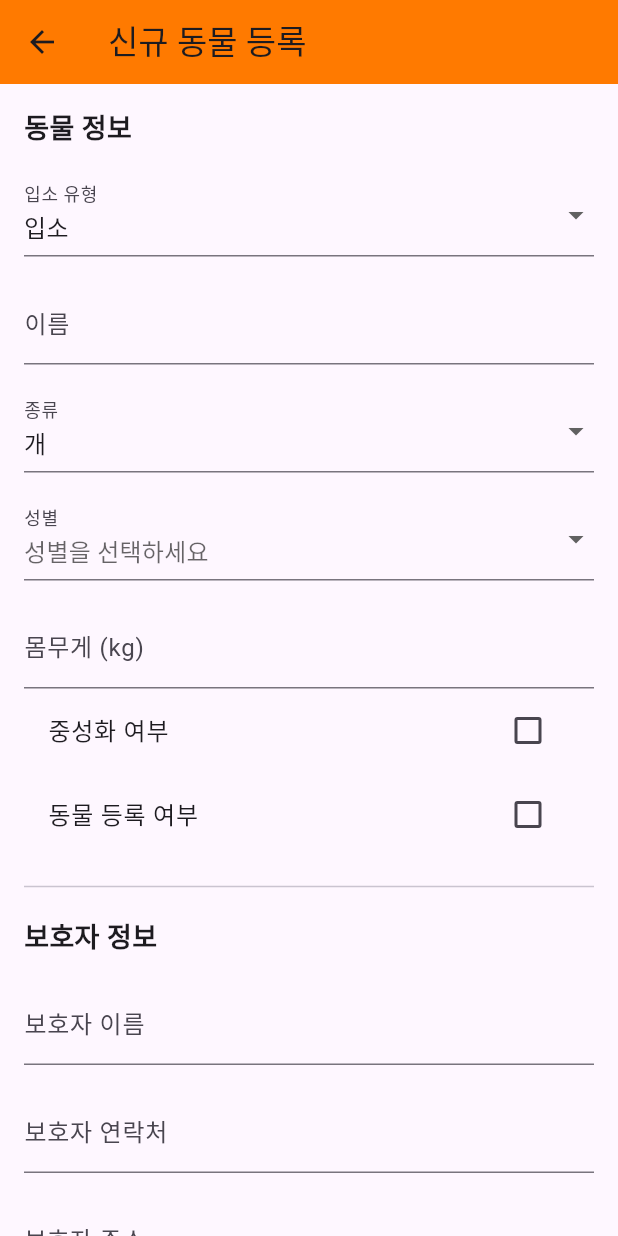
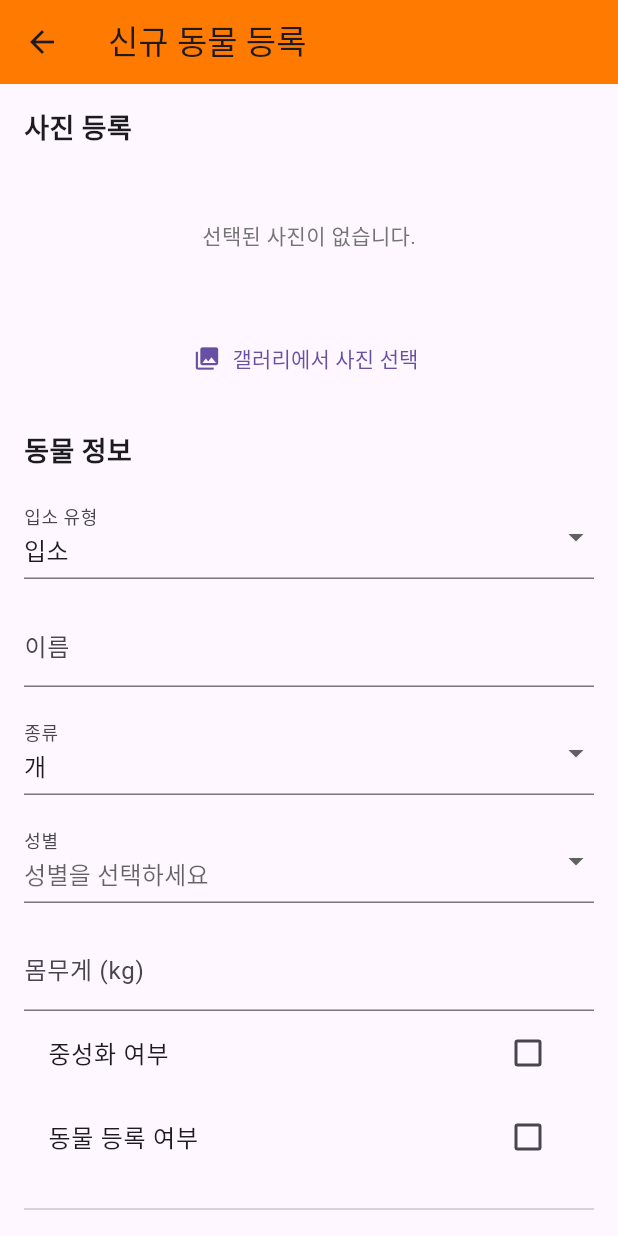
Before and after one commit to jechang-yeon/carelink_app, a Flutter app: the AddAnimalScreen screen opened directly with empty values, on a phone screen of 412 x 824 dp. Run offline on Flutter 3.47's test engine with Material 3 defaults, Android fonts, the light colour scheme and no system bars; our stand-ins replace cloud_firestore, firebase_auth, firebase_core, firebase_storage, image_picker; accounts and stored records are empty.

Commit message:
20251014_03_수정

```diff
--- a/lib/screens/add_animal_screen.dart
+++ b/lib/screens/add_animal_screen.dart
@@ -1,5 +1,8 @@
+import 'dart:io';
+import 'package:carelink_app/services/image_picker_service.dart';
 import 'package:flutter/material.dart';
 import 'package:cloud_firestore/cloud_firestore.dart';
+import 'package:image_picker/image_picker.dart';
 
 class AddAnimalScreen extends StatefulWidget {
   final String shelterId;
@@ -13,11 +16,14 @@ class _AddAnimalScreenState extends State<AddAnimalScreen> {
   final _formKey = GlobalKey<FormState>();
   bool _isLoading = false;
 
+  final _imagePickerService = ImagePickerService();
+  List<XFile> _selectedImages = [];
+
   // Form Field 값을 저장하기 위한 컨트롤러 및 변수들
   final _nameController = TextEditingController();
-  String? _intakeType = '입소'; // '입소', '구조'
-  String? _species = '개'; // '개', '고양이', '기타'
-  String? _gender; // '수컷', '암컷'
+  String? _intakeType = '입소';
+  String? _species = '개';
+  String? _gender;
   final _weightController = TextEditingController();
   bool _isNeutered = false;
   bool _isRegistered = false;
@@ -40,6 +46,16 @@ class _AddAnimalScreenState extends State<AddAnimalScreen> {
     super.dispose();
   }
 
+  Future<void> _pickImages() async {
+    final List<XFile> images =
+    await _imagePickerService.pickImagesFromGallery();
+    if (images.isNotEmpty) {
+      setState(() {
+        _selectedImages = images;
+      });
+    }
+  }
+
   Future<void> _saveAnimal() async {
     if (_formKey.currentState!.validate()) {
       setState(() {
@@ -47,6 +63,13 @@ class _AddAnimalScreenState extends State<AddAnimalScreen> {
       });
 
       try {
+        // 1. 이미지 업로드
+        List<String> imageUrls = await _imagePickerService.uploadImages(
+          images: _selectedImages,
+          shelterId: widget.shelterId,
+        );
+
+        // 2. Firestore에 데이터 저장
         await FirebaseFirestore.instance
             .collection('shelters')
             .doc(widget.shelterId)
@@ -59,7 +82,7 @@ class _AddAnimalScreenState extends State<AddAnimalScreen> {
           'weight': double.tryParse(_weightController.text) ?? 0.0,
           'isNeutered': _isNeutered,
           'isRegistered': _isRegistered,
-          'photoUrls': [],
+          'photoUrls': imageUrls, // 업로드된 이미지 URL 저장
           'ownerName': _ownerNameController.text,
           'ownerContact': _ownerContactController.text,
           'ownerAddress': _ownerAddressController.text,
@@ -68,6 +91,7 @@ class _AddAnimalScreenState extends State<AddAnimalScreen> {
             'shelterUse': _shelterUseConsent,
             'foster': _fosterConsent,
           },
+          'status': '보호중',
           'createdAt': Timestamp.now(),
         });
 
@@ -103,6 +127,12 @@ class _AddAnimalScreenState extends State<AddAnimalScreen> {
           child: Column(
             crossAxisAlignment: CrossAxisAlignment.stretch,
             children: [
+              const Text('사진 등록',
+                  style: TextStyle(fontSize: 18, fontWeight: FontWeight.bold)),
+              const SizedBox(height: 8),
+              _buildPhotoPicker(),
+              const SizedBox(height: 24),
+
               const Text('동물 정보',
                   style: TextStyle(fontSize: 18, fontWeight: FontWeight.bold)),
               const SizedBox(height: 16),
@@ -254,4 +284,42 @@ class _AddAnimalScreenState extends State<AddAnimalScreen> {
       ),
     );
   }
+
+  Widget _buildPhotoPicker() {
+    return Column(
+      children: [
+        SizedBox(
+          height: 100,
+          child: _selectedImages.isEmpty
+              ? Center(
+              child: Text('선택된 사진이 없습니다.',
+                  style: TextStyle(color: Colors.grey[600])))
+              : ListView.builder(
+            scrollDirection: Axis.horizontal,
+            itemCount: _selectedImages.length,
+            itemBuilder: (context, index) {
+              return Padding(
+                padding: const EdgeInsets.only(right: 8.0),
+                child: ClipRRect(
+                  borderRadius: BorderRadius.circular(8),
+                  child: Image.file(
+                    File(_selectedImages[index].path),
+                    width: 100,
+                    height: 100,
+                    fit: BoxFit.cover,
+                  ),
+                ),
+              );
+            },
+          ),
+        ),
+        const SizedBox(height: 8),
+        TextButton.icon(
+          onPressed: _pickImages,
+          icon: const Icon(Icons.photo_library),
+          label: const Text('갤러리에서 사진 선택'),
+        ),
+      ],
+    );
+  }
 }
--- a/pubspec.yaml
+++ b/pubspec.yaml
@@ -39,6 +39,7 @@ dependencies:
   firebase_auth: ^4.20.0
   firebase_storage: ^11.7.5
   intl: ^0.18.1
+  image_picker: ^1.0.7
 
 dev_dependencies:
   flutter_test:
```
Also changed, not shown: lib/screens/animal_detail_screen.dart (+46 -0 lines), lib/services/image_picker_service.dart (added, +45 -0 lines), pubspec.lock, 5 other files.
